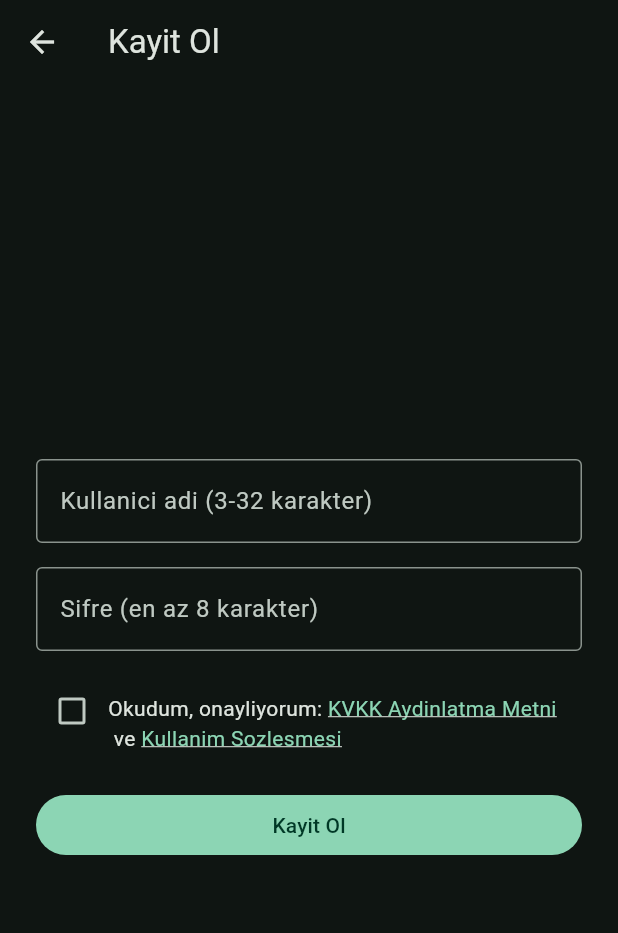
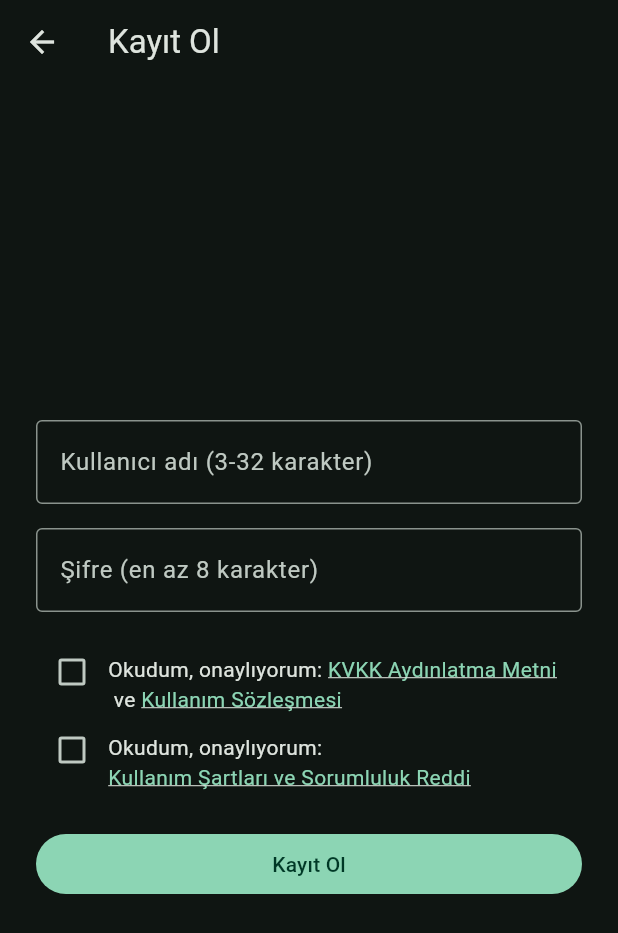
Before and after one commit to O2m4nl11299/securevault-mobile, a Flutter app: the RegisterScreen screen opened directly, on a phone screen of 412 x 824 dp. Shown: the top 933 px of the screen. Run offline on Flutter 3.47's test engine with Material 3 defaults, Android fonts, the phone set to English and light mode, and no system bars; our stand-ins replace dio, file_picker, flutter_secure_storage, share_plus; missing offline and left inert: cryptography, cryptography_flutter; accounts and stored records are empty.

Commit message:
Add Terms of Use & Disclaimer screen with separate registration consent checkbox; add disclaimer note to Info screen; fix Turkish characters in register screen; bump to 1.0.0+7

```diff
--- a/lib/screens/register_screen.dart
+++ b/lib/screens/register_screen.dart
@@ -1,10 +1,10 @@
 import 'package:flutter/material.dart';
 import 'package:url_launcher/url_launcher.dart';
 import '../services/auth_service.dart';
+import 'terms_screen.dart';
 
 class RegisterScreen extends StatefulWidget {
   const RegisterScreen({super.key});
-
   @override
   State<RegisterScreen> createState() => _RegisterScreenState();
 }
@@ -14,9 +14,9 @@ class _RegisterScreenState extends State<RegisterScreen> {
   final _usernameCtrl = TextEditingController();
   final _passwordCtrl = TextEditingController();
   final _authService = AuthService();
-
   bool _loading = false;
   bool _kvkkAccepted = false;
+  bool _termsAccepted = false;
   String? _error;
   String? _recoveryToken; // basarili kayittan sonra TEK SEFER gosterilir
 
@@ -25,7 +25,7 @@ class _RegisterScreenState extends State<RegisterScreen> {
     if (!await launchUrl(uri, mode: LaunchMode.externalApplication)) {
       if (mounted) {
         ScaffoldMessenger.of(context).showSnackBar(
-          const SnackBar(content: Text('Sayfa acilamadi.')),
+          const SnackBar(content: Text('Sayfa açılamadı.')),
         );
       }
     }
@@ -34,7 +34,11 @@ class _RegisterScreenState extends State<RegisterScreen> {
   Future<void> _submit() async {
     if (!_formKey.currentState!.validate()) return;
     if (!_kvkkAccepted) {
-      setState(() => _error = 'Devam etmek icin KVKK Aydinlatma Metni ve Kullanim Sozlesmesi\'ni onaylamaniz gerekiyor.');
+      setState(() => _error = 'Devam etmek için KVKK Aydınlatma Metni ve Kullanım Sözleşmesi\'ni onaylamanız gerekiyor.');
+      return;
+    }
+    if (!_termsAccepted) {
+      setState(() => _error = 'Devam etmek için Kullanım Şartları ve Sorumluluk Reddi\'ni onaylamanız gerekiyor.');
       return;
     }
     setState(() {
@@ -67,16 +71,16 @@ class _RegisterScreenState extends State<RegisterScreen> {
     // gondermez - kullanici kaydetmeden ekrandan cikarsa kod kaybolur.
     if (_recoveryToken != null) {
       return Scaffold(
-        appBar: AppBar(title: const Text('Hesap Olusturuldu')),
+        appBar: AppBar(title: const Text('Hesap Oluşturuldu')),
         body: Padding(
           padding: const EdgeInsets.all(24),
           child: Column(
             crossAxisAlignment: CrossAxisAlignment.stretch,
             children: [
               const Text(
-                'Kurtarma kodunuz - bunu guvenli bir yere kaydedin. '
-                'Sifrenizi unutursaniz hesabiniza sadece bu kodla geri '
-                'donebilirsiniz ve bu kod bir daha gosterilmeyecek.',
+                'Kurtarma kodunuz - bunu güvenli bir yere kaydedin. '
+                'Şifrenizi unutursanız hesabınıza sadece bu kodla geri '
+                'dönebilirsiniz ve bu kod bir daha gösterilmeyecek.',
                 style: TextStyle(fontWeight: FontWeight.bold),
               ),
               const SizedBox(height: 16),
@@ -94,16 +98,15 @@ class _RegisterScreenState extends State<RegisterScreen> {
               const SizedBox(height: 24),
               FilledButton(
                 onPressed: () => Navigator.of(context).popUntil((r) => r.isFirst),
-                child: const Text('Kaydettim, giris ekranina don'),
+                child: const Text('Kaydettim, giriş ekranına dön'),
               ),
             ],
           ),
         ),
       );
     }
-
     return Scaffold(
-      appBar: AppBar(title: const Text('Kayit Ol')),
+      appBar: AppBar(title: const Text('Kayıt Ol')),
       body: Center(
         child: SingleChildScrollView(
           padding: const EdgeInsets.all(24),
@@ -116,12 +119,12 @@ class _RegisterScreenState extends State<RegisterScreen> {
                 TextFormField(
                   controller: _usernameCtrl,
                   decoration: const InputDecoration(
-                    labelText: 'Kullanici adi (3-32 karakter)',
+                    labelText: 'Kullanıcı adı (3-32 karakter)',
                     border: OutlineInputBorder(),
                   ),
                   validator: (v) {
                     final t = v?.trim() ?? '';
-                    if (t.length < 3 || t.length > 32) return '3-32 karakter olmali';
+                    if (t.length < 3 || t.length > 32) return '3-32 karakter olmalı';
                     return null;
                   },
                 ),
@@ -130,13 +133,14 @@ class _RegisterScreenState extends State<RegisterScreen> {
                   controller: _passwordCtrl,
                   obscureText: true,
                   decoration: const InputDecoration(
-                    labelText: 'Sifre (en az 8 karakter)',
+                    labelText: 'Şifre (en az 8 karakter)',
                     border: OutlineInputBorder(),
                   ),
                   validator: (v) =>
-                      (v == null || v.length < 8) ? 'En az 8 karakter olmali' : null,
+                      (v == null || v.length < 8) ? 'En az 8 karakter olmalı' : null,
                 ),
                 const SizedBox(height: 16),
+                // KVKK + Kullanim Sozlesmesi onayi
                 Row(
                   crossAxisAlignment: CrossAxisAlignment.start,
                   children: [
@@ -152,11 +156,11 @@ class _RegisterScreenState extends State<RegisterScreen> {
                         padding: const EdgeInsets.only(top: 12),
                         child: Wrap(
                           children: [
-                            const Text('Okudum, onayliyorum: '),
+                            const Text('Okudum, onaylıyorum: '),
                             GestureDetector(
                               onTap: () => _openLink('kvkk.html'),
                               child: Text(
-                                'KVKK Aydinlatma Metni',
+                                'KVKK Aydınlatma Metni',
                                 style: TextStyle(
                                   color: Theme.of(context).colorScheme.primary,
                                   decoration: TextDecoration.underline,
@@ -167,7 +171,42 @@ class _RegisterScreenState extends State<RegisterScreen> {
                             GestureDetector(
                               onTap: () => _openLink('sozlesme.html'),
                               child: Text(
-                                'Kullanim Sozlesmesi',
+                                'Kullanım Sözleşmesi',
+                                style: TextStyle(
+                                  color: Theme.of(context).colorScheme.primary,
+                                  decoration: TextDecoration.underline,
+                                ),
+                              ),
+                            ),
+                          ],
+                        ),
+                      ),
+                    ),
+                  ],
+                ),
+                // Kullanim Sartlari ve Sorumluluk Reddi onayi (uygulama ici ekran)
+                Row(
+                  crossAxisAlignment: CrossAxisAlignment.start,
+                  children: [
+                    Checkbox(
+                      value: _termsAccepted,
+                      onChanged: (v) => setState(() {
+                        _termsAccepted = v ?? false;
+                        if (_termsAccepted) _error = null;
+                      }),
+                    ),
+                    Expanded(
+                      child: Padding(
+                        padding: const EdgeInsets.only(top: 12),
+                        child: Wrap(
+                          children: [
+                            const Text('Okudum, onaylıyorum: '),
+                            GestureDetector(
+                              onTap: () => Navigator.of(context).push(
+                                MaterialPageRoute(builder: (_) => const TermsScreen()),
+                              ),
+                              child: Text(
+                                'Kullanım Şartları ve Sorumluluk Reddi',
                                 style: TextStyle(
                                   color: Theme.of(context).colorScheme.primary,
                                   decoration: TextDecoration.underline,
@@ -193,7 +232,7 @@ class _RegisterScreenState extends State<RegisterScreen> {
                           width: 20,
                           child: CircularProgressIndicator(strokeWidth: 2),
                         )
-                      : const Text('Kayit Ol'),
+                      : const Text('Kayıt Ol'),
                 ),
               ],
             ),
--- a/pubspec.yaml
+++ b/pubspec.yaml
@@ -16,7 +16,7 @@ publish_to: 'none' # Remove this line if you wish to publish to pub.dev
 # https://developer.apple.com/library/archive/documentation/General/Reference/InfoPlistKeyReference/Articles/CoreFoundationKeys.html
 # In Windows, build-name is used as the major, minor, and patch parts
 # of the product and file versions while build-number is used as the build suffix.
-version: 1.0.0+6
+version: 1.0.0+7
 
 environment:
   sdk: ^3.12.2
```
Also changed, not shown: lib/screens/info_screen.dart (+22 -0 lines), lib/screens/terms_screen.dart (added, +133 -0 lines).
